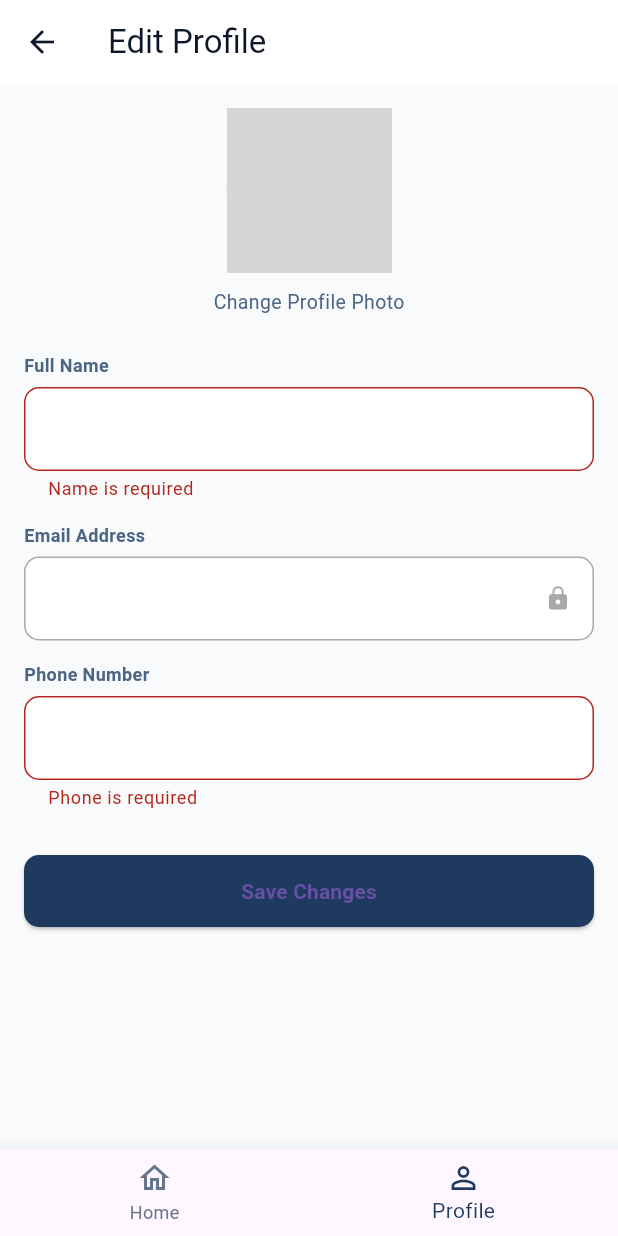
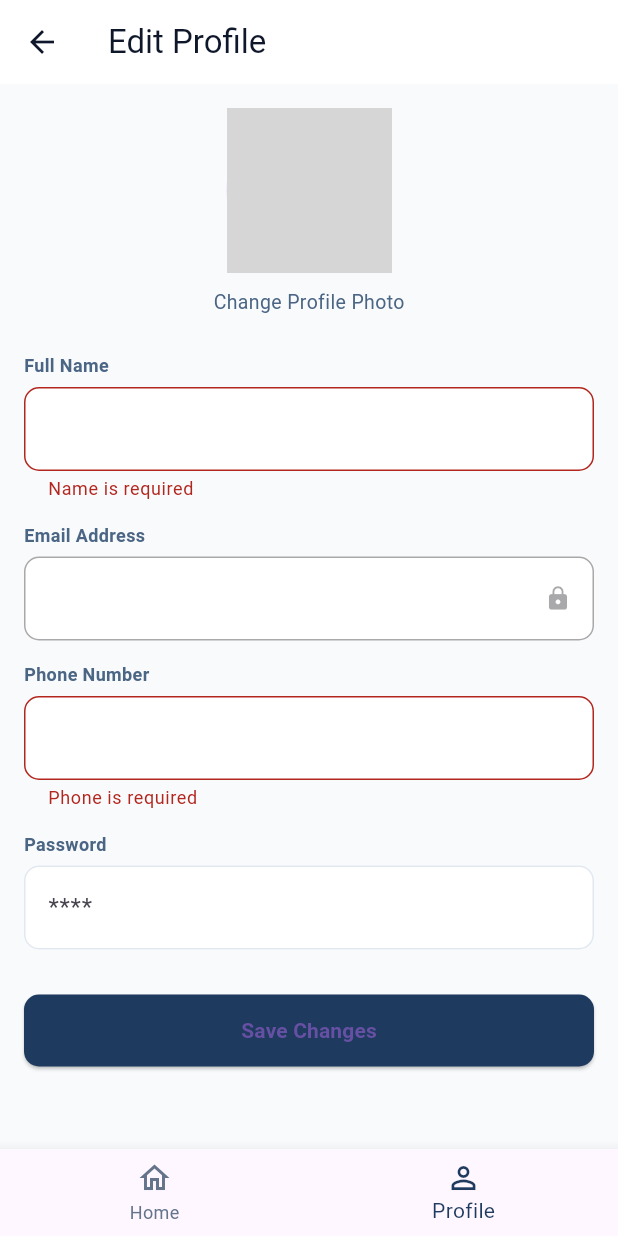
Before and after one commit to emonh001/user_registration_demo_task, a Flutter app: the DashboardShell screen opened directly, after a tap on the "person" icon, after a tap on "Save Changes", on a phone screen of 412 x 824 dp. Run offline on Flutter 3.47's test engine with Material 3 defaults, Android fonts, the phone set to English and light mode, and no system bars; our stand-ins replace shared_preferences, sqflite; accounts and stored records are empty; grey boxes are pictures that could not be loaded.

Commit message:
feat: logout featur, password change added

```diff
--- a/lib/features/dashboard/presentation/widgets/profile_card.dart
+++ b/lib/features/dashboard/presentation/widgets/profile_card.dart
@@ -1,5 +1,6 @@
 import 'package:flutter/material.dart';
 import 'package:provider/provider.dart';
+import 'package:user_signup/features/auth/presentation/screens/sign_in_screen.dart';
 
 import '../../../../core/theme/app_colors.dart';
 import '../../../auth/presentation/providers/auth_provider.dart';
@@ -41,14 +42,13 @@ class ProfileCard extends StatelessWidget {
 
           Text(
             user?.email ?? "",
-            style: TextStyle(
-              fontSize: 13,
-              color: AppColors.mutedText,
-            ),
+            style: TextStyle(fontSize: 13, color: AppColors.mutedText),
           ),
 
           const SizedBox(height: 14),
 
+          Row(
+            children: [
               SizedBox(
                 width: 120,
                 height: 36,
@@ -71,8 +71,35 @@ class ProfileCard extends StatelessWidget {
                         style: TextStyle(fontSize: 12),
                       ),
                     );
-              }
+                  },
                 ),
+              ),
+              const Spacer(),
+              SizedBox(
+                width: 120,
+                height: 36,
+                child: ElevatedButton(
+                  onPressed: () async {
+                    final logout = context.read<AuthProvider>();
+                    logout.logout();
+                    Navigator.pushAndRemoveUntil(
+                      context,
+                      MaterialPageRoute(builder: (context) => SignInScreen()),
+                      (predicate) => true,
+                    );
+                  },
+                  style: ElevatedButton.styleFrom(
+                    backgroundColor: AppColors.primary,
+                    foregroundColor: Colors.white,
+                    elevation: 0,
+                    shape: RoundedRectangleBorder(
+                      borderRadius: BorderRadius.circular(10),
+                    ),
+                  ),
+                  child: const Text("Logout", style: TextStyle(fontSize: 12)),
+                ),
+              ),
+            ],
           ),
         ],
       ),
--- a/lib/features/profile/presentation/providers/edit_profile_provider.dart
+++ b/lib/features/profile/presentation/providers/edit_profile_provider.dart
@@ -9,6 +9,7 @@ class EditProfileProvider extends ChangeNotifier {
   final nameController = TextEditingController();
   final emailController = TextEditingController();
   final phoneController = TextEditingController();
+  final passwordController = TextEditingController();
 
   final AuthRepository _repository;
   EditProfileProvider({required AuthRepository repository})
@@ -22,10 +23,13 @@ class EditProfileProvider extends ChangeNotifier {
     required String name,
     required String email,
     required String phone,
+    required String password
   }) {
     nameController.text = name;
     emailController.text = email;
     phoneController.text = phone;
+    passwordController.text = password;
+    passwordController.clear();
   }
 
   void setLoading(bool value) {
@@ -40,15 +44,32 @@ class EditProfileProvider extends ChangeNotifier {
     setLoading(true);
 
     try {
+      // 1. GET EXISTING USER
+      final existingUser = await _repository.getUserById(userId);
+
+      if (existingUser == null) return false;
+
+      // 2. CHECK PASSWORD INPUT
+      final newPassword = passwordController.text.trim();
+
+      final finalPassword = newPassword.isNotEmpty
+          ? newPassword
+          : existingUser.password;
+
+      // 3. BUILD UPDATED USER
       final updatedUser = UserModel(
         id: userId,
         fullName: nameController.text.trim(),
         email: emailController.text.trim(),
-        password: "", // keep unchanged or fetch from DB later
         phone: phoneController.text.trim(),
-        createdAt: DateTime.now().toIso8601String(),
+
+        // 🔥 SMART PASSWORD HANDLING
+        password: finalPassword,
+
+        createdAt: existingUser.createdAt,
       );
 
+      // 4. UPDATE DB
       final result = await _repository.updateProfile(updatedUser);
 
       return result;
@@ -71,6 +92,13 @@ class EditProfileProvider extends ChangeNotifier {
     return null;
   }
 
+  String? validatePassword(String? value) {
+    if (value == null || value.trim().isEmpty) {
+      return "Password is required";
+    }
+    return null;
+  }
+
   @override
   void dispose() {
     nameController.dispose();
--- a/lib/features/profile/presentation/screens/edit_profile_screen.dart
+++ b/lib/features/profile/presentation/screens/edit_profile_screen.dart
@@ -29,6 +29,7 @@ class EditProfileScreen extends StatelessWidget {
             name: user.fullName,
             email: user.email,
             phone: user.phone ?? "+8801",
+            password: user.password
           );
         }
 
@@ -96,6 +97,12 @@ class _EditProfileView extends StatelessWidget {
                   controller: provider.phoneController,
                   validator: provider.validatePhone,
                 ),
+                const SizedBox(height: 14),
+                ProfileTextField(
+                  label: "Password",
+                  controller: provider.passwordController,
+                  hintText: "****",
+                ),
 
                 const SizedBox(height: 30),
 
--- a/lib/features/profile/presentation/widgets/profile_text_field.dart
+++ b/lib/features/profile/presentation/widgets/profile_text_field.dart
@@ -9,9 +9,11 @@ class ProfileTextField extends StatelessWidget {
     this.validator,
     this.enabled = true,
     this.suffix,
+    this.hintText
   });
 
   final String label;
+  final String? hintText;
   final TextEditingController controller;
   final String? Function(String?)? validator;
   final bool enabled;
@@ -38,6 +40,7 @@ class ProfileTextField extends StatelessWidget {
           enabled: enabled,
           decoration: InputDecoration(
             filled: true,
+            hintText: hintText,
             fillColor: Colors.white,
             suffixIcon: suffix,
             border: OutlineInputBorder(
```
Lines whose indentation alone changed are shown as unchanged.
